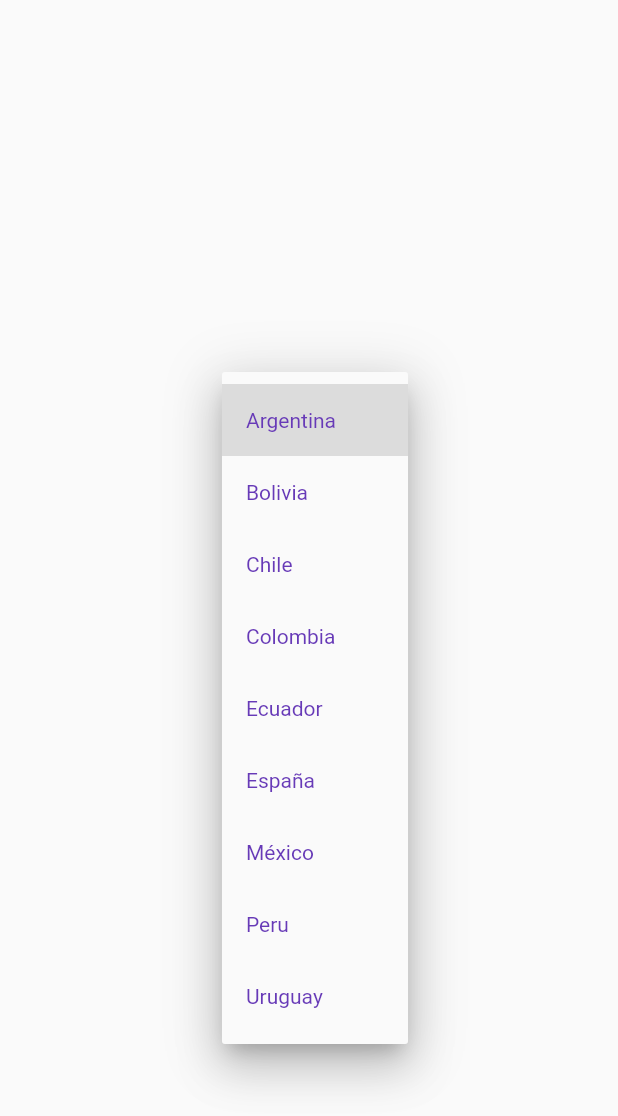
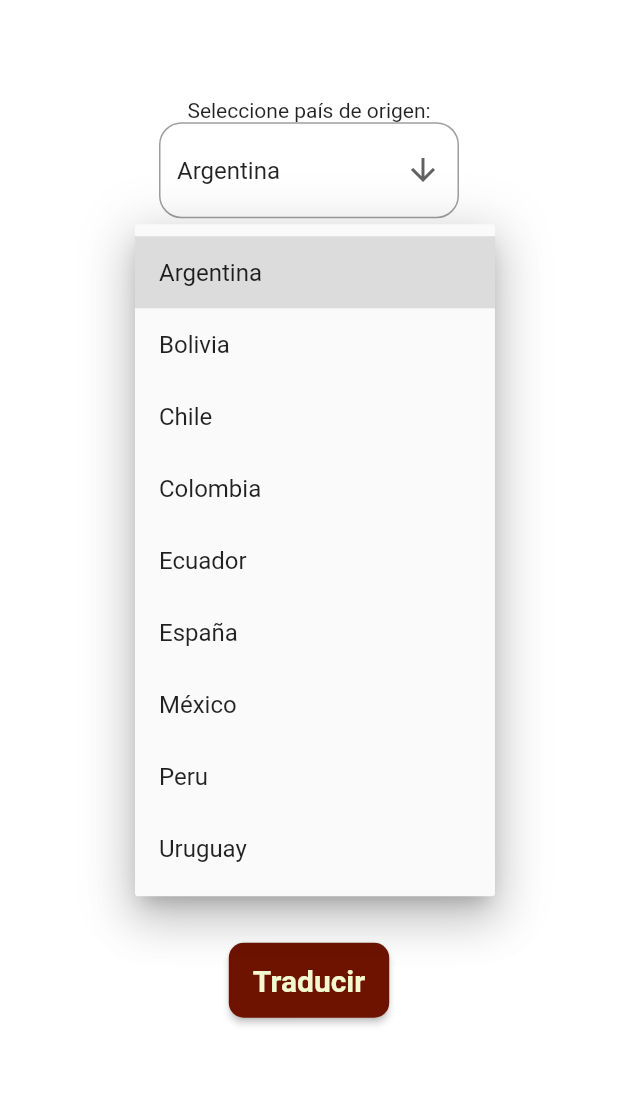
Before and after one commit to melissafg/Buscort, a Flutter app: the screen_search screen opened directly, after a tap on "Argentina", on a phone screen of 412 x 824 dp, the part 120-1236 px from its top. Run offline on Flutter 3.47's test engine with Material 2 defaults, Android fonts, the phone set to English and light mode, and no system bars.

Commit message:
dropdown añadidos

```diff
--- a/lib/screen_search.dart
+++ b/lib/screen_search.dart
@@ -1,5 +1,5 @@
+
 import 'dart:ui';
-
 import 'package:flutter/material.dart';
 import 'package:proyecto_carnes/screen_menu.dart';
 import 'package:proyecto_carnes/screen_options.dart';
@@ -39,13 +39,55 @@ class screenSearch extends State<screen_search>{
         ),
         title: Text("TRADUCIR", style: Theme.of(context).textTheme.headline4,),
       ),
-        body:  Center(
-          child:  MyStatefulWidget(),
+      body:  Container(
+        color: Colors.white,
+        child: Column(
+          mainAxisAlignment: MainAxisAlignment.spaceEvenly,
+          children: <Widget>[
+            Row(
+              mainAxisAlignment: MainAxisAlignment.spaceEvenly,
+              children: <Widget>[
+                Column(
+                  children: const <Widget>[
+                    Text('Seleccione país de origen:'),
+                    DropdownStateful(),
+                  ],
+                ),
+              ],
+            ),
+            Row(
+              mainAxisAlignment: MainAxisAlignment.spaceEvenly,
+              children:  <Widget>[
+                Column(
+                  children: const <Widget>[
+                    Text('Seleccione país de traducción:'),
+                    MyStatefulWidget(),
+                  ],
+                ),
+
+              ],
+            ),
+            Row(
+              mainAxisAlignment: MainAxisAlignment.spaceEvenly,
+              children: <Widget>[
+                MaterialButton(
+                  shape: RoundedRectangleBorder(borderRadius:BorderRadius.circular(10.0)),
+                  minWidth: 80.0,
+                  height: 50.0,
+                  onPressed: (){},
+                  color: Color(0xFF6E1300),
+                  child: Text('Traducir', style: Theme.of(context).textTheme.headline6,),
+                )
+              ],
+            ),
+          ],
+        ),
       ),
     );
   }
 
 }
+
 class MyStatefulWidget extends StatefulWidget {
   const MyStatefulWidget({Key? key}) : super(key: key);
 
@@ -54,19 +96,26 @@ class MyStatefulWidget extends StatefulWidget {
 }
 
 class _MyStatefulWidgetState extends State<MyStatefulWidget> {
+
   String dropdownValue = 'Argentina';
 
   @override
   Widget build(BuildContext context) {
-    return DropdownButton<String>(
+    return Container(
+      height: 200,
+      child: SizedBox(
+        width: 200,
+        child: DropdownButtonFormField<String>(
+          decoration: InputDecoration(
+            border: OutlineInputBorder(
+              borderSide: const BorderSide(width: 3, color: Color(0xFF6E1300)),
+              borderRadius: BorderRadius.circular(15),
+
+            ),
+          ),
           value: dropdownValue,
-      icon: const Icon(Icons.arrow_downward),
+          icon: const Icon(Icons.arrow_downward_outlined),
           elevation: 16,
-      style: const TextStyle(color: Colors.deepPurple),
-      underline: Container(
-        height: 2,
-        color: Colors.deepPurpleAccent,
-      ),
           onChanged: (String? newValue) {
             setState(() {
               dropdownValue = newValue!;
@@ -79,6 +128,57 @@ class _MyStatefulWidgetState extends State<MyStatefulWidget> {
               child: Text(value),
             );
           }).toList(),
+        ),
+      ),
     );
+
   }
 }
+
+
+
+class DropdownStateful extends StatefulWidget {
+  const DropdownStateful({Key? key}) : super(key: key);
+
+  @override
+  State<DropdownStateful> createState() => _MyDropdownStatefulState();
+}
+
+class _MyDropdownStatefulState extends State<DropdownStateful> {
+  String dropdownValue = 'Argentina';
+
+  @override
+  Widget build(BuildContext context) {
+    return Container(
+        height: 200,
+        child: SizedBox(
+          width: 200,
+          child: DropdownButtonFormField<String>(
+            decoration: InputDecoration(
+              border: OutlineInputBorder(
+                borderSide: const BorderSide(width: 3, color: Color(0xFF6E1300)),
+                borderRadius: BorderRadius.circular(15),
+
+              ),
+            ),
+            value: dropdownValue,
+            icon: const Icon(Icons.arrow_downward_outlined),
+            elevation: 16,
+            onChanged: (String? newValue) {
+              setState(() {
+                dropdownValue = newValue!;
+              });
+            },
+            items: <String>['Argentina', 'Bolivia', 'Chile', 'Colombia','Ecuador','España','México','Peru','Uruguay']
+                .map<DropdownMenuItem<String>>((String value) {
+              return DropdownMenuItem<String>(
+                value: value,
+                child: Text(value),
+              );
+            }).toList(),
+          ),
+        ),
+    );
+
+  }
+}
```
Also changed, not shown: lib/dropdown.dart (+40 -17 lines), lib/screen_result.dart (added). Lines whose indentation alone changed are shown as unchanged.
